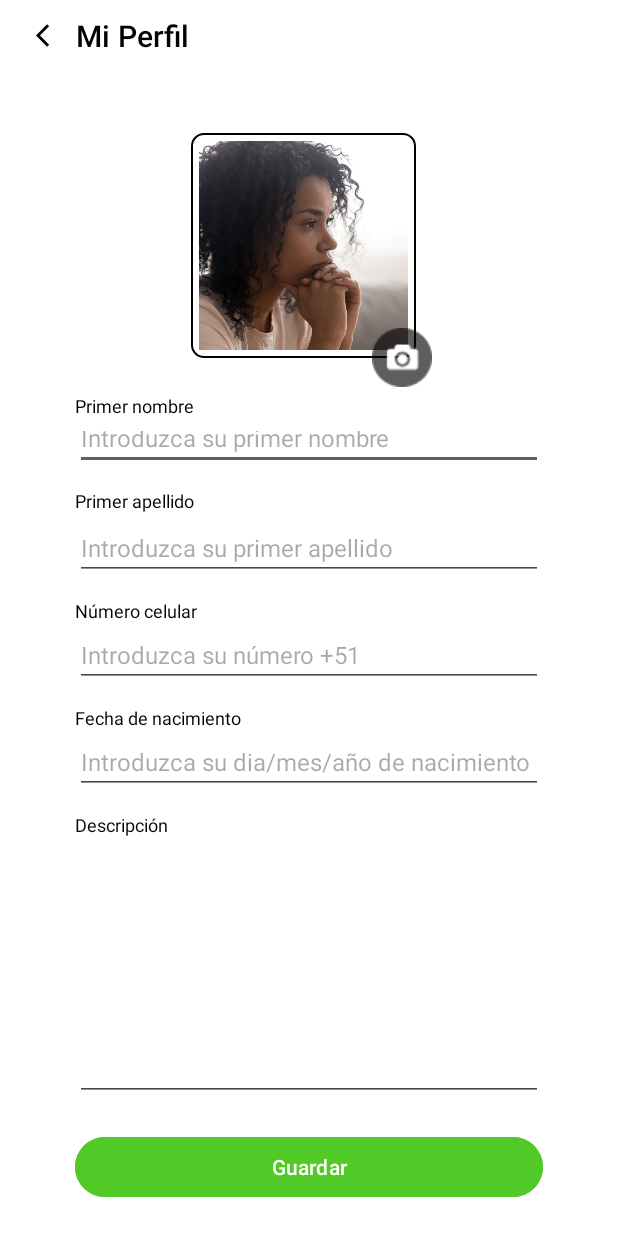
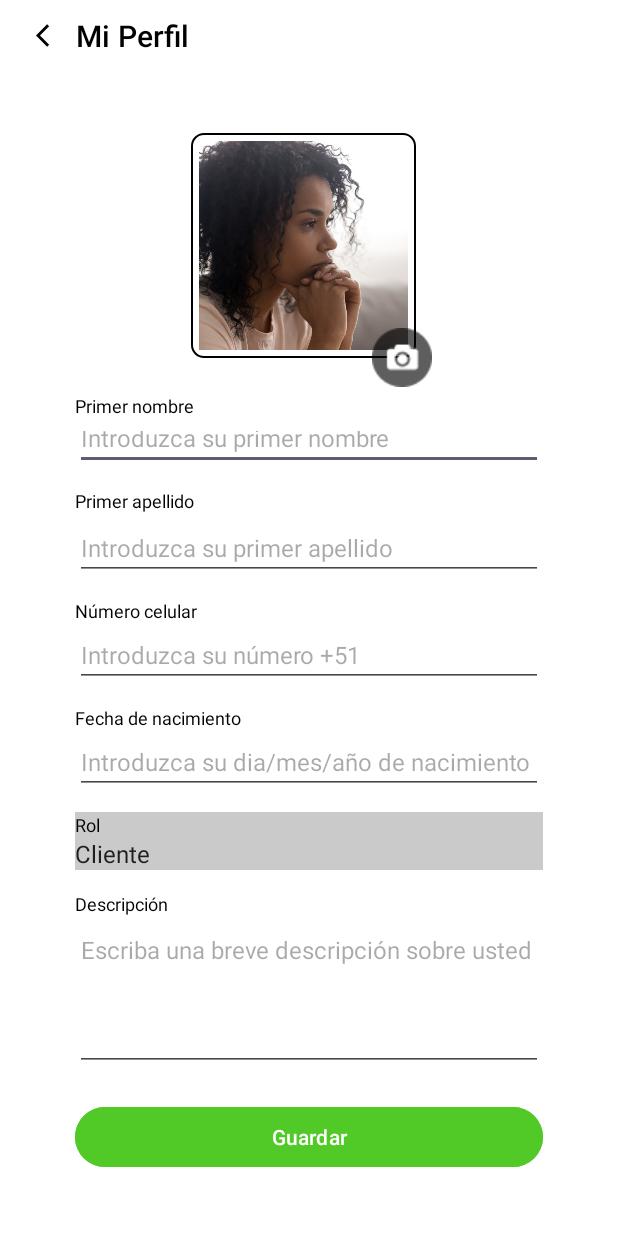
Before and after one commit to AppMobile-WX62-AlToque-GRUPO2/AlToqueMobileProyect, an Android app: the clientProfileActivity screen opened directly, with no data from a screen before it, on a phone screen of 412 x 824 dp. Run offline under Robolectric (Android 15) with nearby library versions, the phone set to English and light mode, and no system bars.

Commit message:
feat: Added client profile activity

```diff
--- a/app/src/main/res/layout/activity_client_profile.xml
+++ b/app/src/main/res/layout/activity_client_profile.xml
@@ -180,24 +180,26 @@
         android:layout_width="0dp"
         android:layout_height="wrap_content"
         android:layout_marginStart="50dp"
-        android:layout_marginTop="12dp"
+        android:layout_marginTop="14dp"
         android:layout_marginEnd="50dp"
         android:text="Descripción"
         android:textColor="#000000"
         android:textSize="12sp"
         app:layout_constraintEnd_toEndOf="parent"
         app:layout_constraintStart_toStartOf="parent"
-        app:layout_constraintTop_toBottomOf="@+id/etBirthday" />
+        app:layout_constraintTop_toBottomOf="@+id/etRole" />
 
     <EditText
         android:id="@+id/etDescription"
         android:layout_width="0dp"
         android:layout_height="0dp"
         android:layout_marginStart="50dp"
+        android:layout_marginTop="1dp"
         android:layout_marginEnd="50dp"
-        android:layout_marginBottom="90dp"
+        android:layout_marginBottom="110dp"
         android:ems="10"
         android:gravity="start|top"
+        android:hint="Escriba una breve descripción sobre usted"
         android:inputType="textMultiLine"
         android:textColor="#1E1E1E"
         android:textSize="16sp"
@@ -206,7 +208,7 @@
         app:layout_constraintHorizontal_bias="0.0"
         app:layout_constraintStart_toStartOf="parent"
         app:layout_constraintTop_toBottomOf="@+id/tvDescription"
-        app:layout_constraintVertical_bias="0.0" />
+        app:layout_constraintVertical_bias="1.0" />
 
     <Button
         android:id="@+id/btSave"
@@ -221,5 +223,39 @@
         app:layout_constraintStart_toStartOf="parent"
         app:layout_constraintTop_toBottomOf="@+id/etDescription" />
 
+    <TextView
+        android:id="@+id/tvRole"
+        android:layout_width="0dp"
+        android:layout_height="wrap_content"
+        android:layout_marginStart="50dp"
+        android:layout_marginTop="12dp"
+        android:layout_marginEnd="50dp"
+        android:background="#CACACA"
+        android:text="Rol"
+        android:textColor="#000000"
+        android:textSize="12sp"
+        app:layout_constraintEnd_toEndOf="parent"
+        app:layout_constraintStart_toStartOf="parent"
+        app:layout_constraintTop_toBottomOf="@+id/etBirthday" />
+
+    <EditText
+        android:id="@+id/etRole"
+        android:layout_width="0dp"
+        android:layout_height="wrap_content"
+        android:layout_marginStart="50dp"
+        android:layout_marginEnd="50dp"
+        android:background="#CACACA"
+        android:backgroundTint="#CACACA"
+        android:ems="10"
+        android:enabled="false"
+        android:inputType="none"
+        android:text="Cliente"
+        android:textColor="#1E1E1E"
+        android:textSize="16sp"
+        app:layout_constraintEnd_toEndOf="parent"
+        app:layout_constraintHorizontal_bias="0.0"
+        app:layout_constraintStart_toStartOf="parent"
+        app:layout_constraintTop_toBottomOf="@+id/tvRole" />
+
 
 </androidx.constraintlayout.widget.ConstraintLayout>
```
